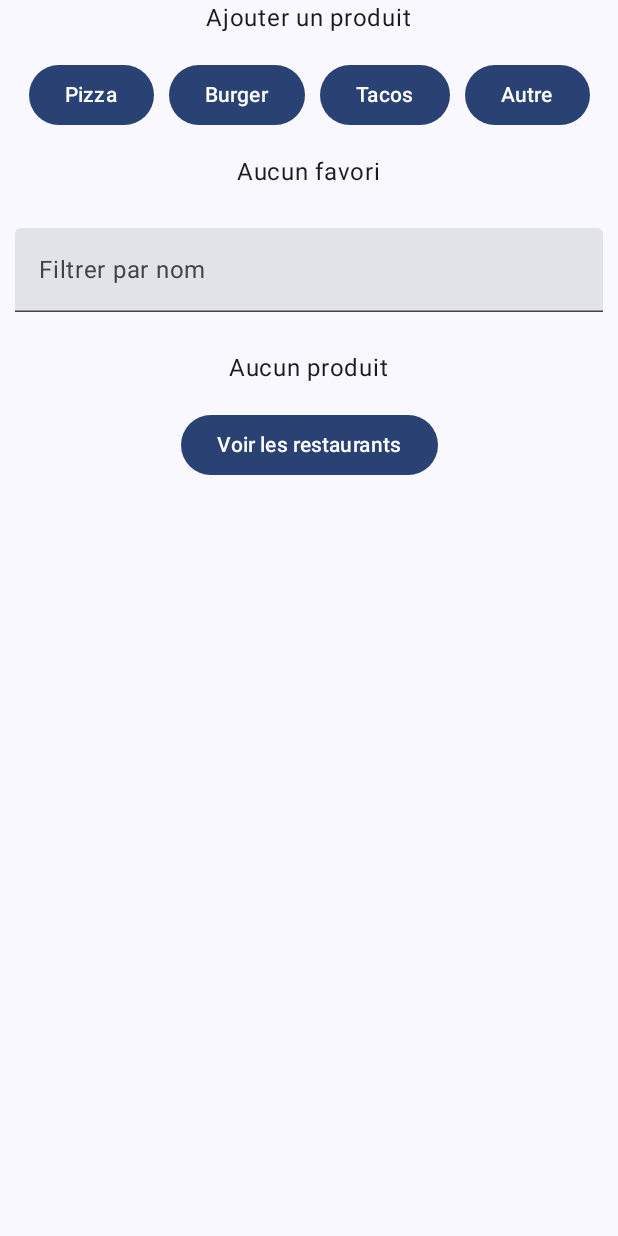
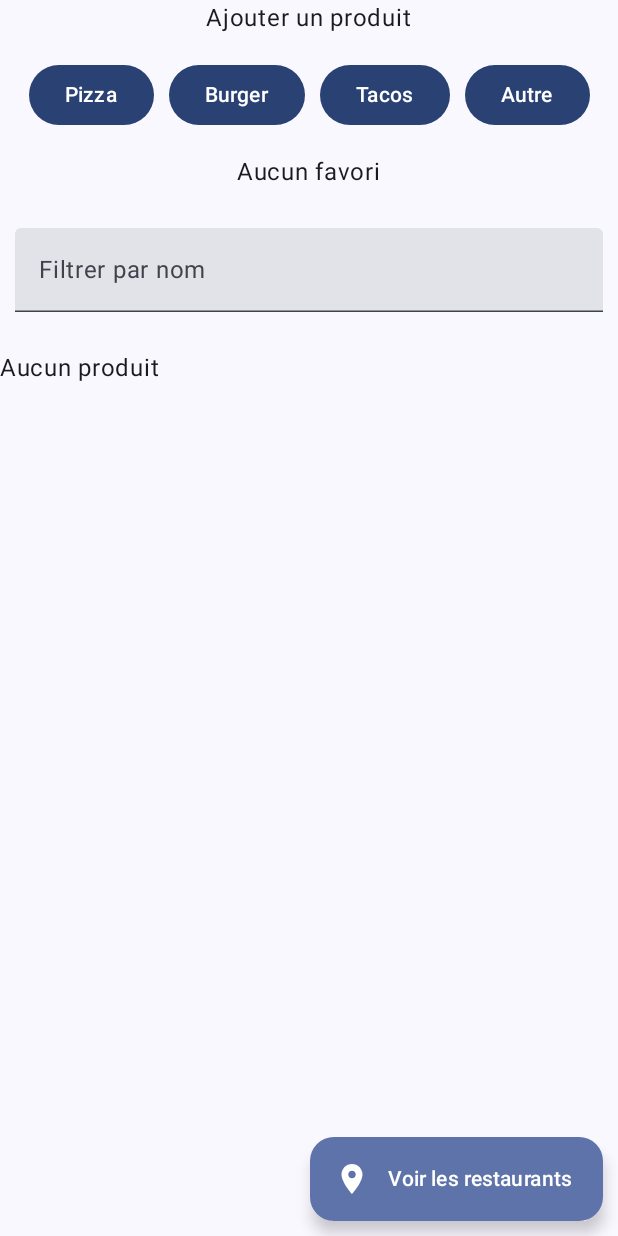
Before and after one commit to florianBurdairon/polytech-tp-mobile-app, an Android app built with Jetpack Compose: the composable MainScreen shown on its own in the app's theme, on a phone screen of 412 x 824 dp. Run offline under Robolectric (Android 15) with nearby library versions, the phone set to English and light mode, and no system bars; libraries missing offline, so code that uses them is left out: com.ramcosta.composedestinations; 1 statement that could not run was skipped.

Commit message:
load restaurant at scroll end

```diff
--- a/app/src/main/java/fr/burdairon/florian/repositories/RestaurantRepository.kt
+++ b/app/src/main/java/fr/burdairon/florian/repositories/RestaurantRepository.kt
@@ -7,15 +7,15 @@ import kotlinx.coroutines.Dispatchers
 import kotlinx.coroutines.withContext
 
 interface RestaurantRepository {
-    suspend fun getRestaurants(): AppResult<List<Restaurant>>
+    suspend fun getRestaurants(offset: Int = 0): AppResult<List<Restaurant>>
 }
 
 class RestaurantRepositoryImpl : RestaurantRepository {
     private val apiService = RetrofitInstance.api
 
-    override suspend fun getRestaurants(): AppResult<List<Restaurant>> {
+    override suspend fun getRestaurants(offset: Int): AppResult<List<Restaurant>> {
         val data = withContext(Dispatchers.IO) {
-            apiService.getRestaurants()
+            apiService.getRestaurants(offset = offset)
         }
         return if (data.total_count > 0) {
             AppResult.Success(data.results ?: emptyList())
--- a/app/src/main/java/fr/burdairon/florian/views/FormScreen.kt
+++ b/app/src/main/java/fr/burdairon/florian/views/FormScreen.kt
@@ -6,10 +6,12 @@ import androidx.compose.foundation.clickable
 import androidx.compose.foundation.layout.Arrangement
 import androidx.compose.foundation.layout.Column
 import androidx.compose.foundation.layout.Row
+import androidx.compose.foundation.layout.Spacer
 import androidx.compose.foundation.layout.fillMaxSize
 import androidx.compose.foundation.layout.fillMaxWidth
 import androidx.compose.foundation.layout.height
 import androidx.compose.foundation.layout.padding
+import androidx.compose.foundation.layout.width
 import androidx.compose.foundation.rememberScrollState
 import androidx.compose.foundation.selection.selectableGroup
 import androidx.compose.foundation.shape.RoundedCornerShape
@@ -122,6 +124,7 @@ fun FormScreen(
             Button(onClick = { navigator.navigate(MainScreenDestination()) }) {
                 Text("Annuler")
             }
+            Spacer(modifier = Modifier.width(10.dp))
             // Display the validate button
             ValidateButton(productType, name, date, color, country, isFavorite, scope, snackbarHostState) { validate ->
                 if (validate) {
--- a/app/src/main/java/fr/burdairon/florian/views/MainScreen.kt
+++ b/app/src/main/java/fr/burdairon/florian/views/MainScreen.kt
@@ -1,12 +1,17 @@
 package fr.burdairon.florian.views
 
 import androidx.compose.foundation.layout.Arrangement
+import androidx.compose.foundation.layout.Box
 import androidx.compose.foundation.layout.Column
 import androidx.compose.foundation.layout.Row
 import androidx.compose.foundation.layout.fillMaxSize
 import androidx.compose.foundation.layout.fillMaxWidth
 import androidx.compose.foundation.layout.padding
+import androidx.compose.material.icons.Icons
+import androidx.compose.material.icons.filled.LocationOn
 import androidx.compose.material3.Button
+import androidx.compose.material3.ExtendedFloatingActionButton
+import androidx.compose.material3.Icon
 import androidx.compose.material3.SnackbarHostState
 import androidx.compose.material3.Text
 import androidx.compose.material3.TextField
@@ -106,6 +111,9 @@ fun MainScreen(navigator: DestinationsNavigator, snackbarHostState: SnackbarHost
             modifier = Modifier.fillMaxWidth().padding(10.dp),
             label = { Text("Filtrer par nom") }
         )
+        Box(
+            modifier = Modifier.fillMaxSize()
+        ) {
             ProductList(
                 mainUiState = uiState,
                 onProductUpdate = {
@@ -118,12 +126,14 @@ fun MainScreen(navigator: DestinationsNavigator, snackbarHostState: SnackbarHost
                     }
                 }
             )
-        Button(
+            ExtendedFloatingActionButton(
                 onClick = {
                     navigator.navigate(RestaurantScreenDestination())
-            }
-        ) {
-            Text("Voir les restaurants")
+                },
+                modifier = Modifier.align(Alignment.BottomEnd).padding(10.dp),
+                icon = { Icon(Icons.Filled.LocationOn, "Voir les restaurants") },
+                text = { Text("Voir les restaurants") },
+            )
         }
     }
 }
--- a/app/src/main/java/fr/burdairon/florian/views/RestaurantScreen.kt
+++ b/app/src/main/java/fr/burdairon/florian/views/RestaurantScreen.kt
@@ -38,6 +38,8 @@ fun RestaurantScreen(navigator: DestinationsNavigator) {
         }) {
             Text("Retour")
         }
-        RestaurantList(restaurantUiState = uiState)
+        RestaurantList(restaurantUiState = uiState) {
+            restaurantViewModel.loadMore()
+        }
     }
 }
```
Also changed, not shown: app/src/main/java/fr/burdairon/florian/api/ApiService.kt (+7 -2 lines), app/src/main/java/fr/burdairon/florian/viewmodels/RestaurantViewModel.kt (+16 -0 lines), app/src/main/java/fr/burdairon/florian/views/components/ProductList.kt (+10 -2 lines), app/src/main/java/fr/burdairon/florian/views/components/RestaurantList.kt (+28 -4 lines). Lines whose indentation alone changed are shown as unchanged.
